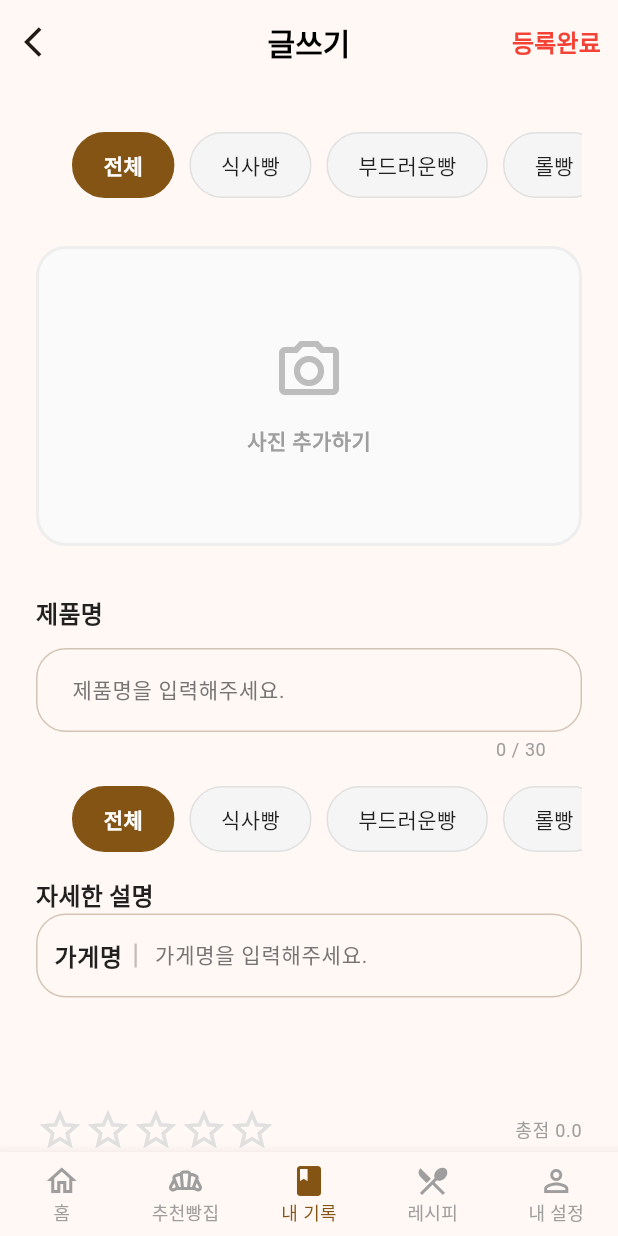
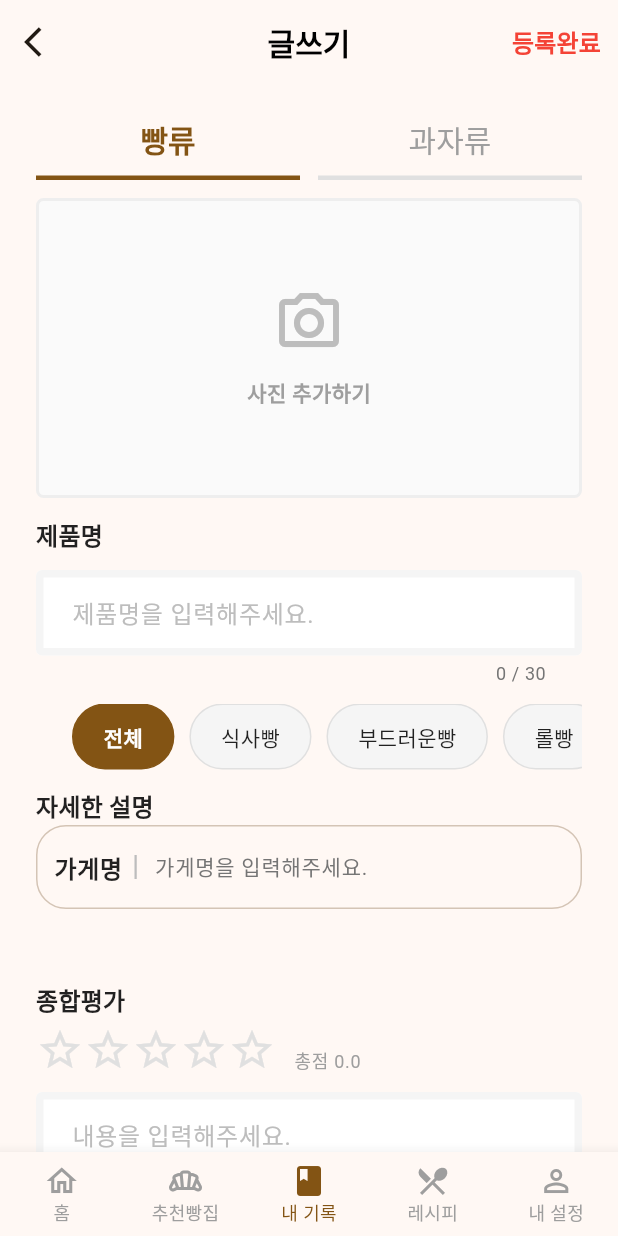
Before and after one commit to joohyelim1208/bread-road, a Flutter app: the WritePage screen opened directly, on a phone screen of 412 x 824 dp. Run offline on Flutter 3.47's test engine with Material 3 defaults, Android fonts, the phone set to English and light mode, and no system bars; Roboto replaces fonts that are missing (Pretendard).

Commit message:
feat: writePage 1번, 4번 구현

```diff
--- /dev/null
+++ b/lib/core/utils/input_decoration_util.dart
@@ -0,0 +1,42 @@
+import 'package:flutter/material.dart';
+
+class InputDecorationUtil {
+  static InputDecoration commonDecoration({
+    required BuildContext context,
+    required String hintText,
+    String? counterText,
+  }) {
+    // final textTheme = Theme.of(context).textTheme;
+    final colorScheme = Theme.of(context).colorScheme;
+
+    return InputDecoration(
+      hintText: hintText,
+      counterText: counterText,
+      filled: true,
+      fillColor: Colors.white,
+      // 기본상태
+      enabledBorder: OutlineInputBorder(
+        borderRadius: BorderRadius.circular(4),
+        borderSide: BorderSide(color: Colors.grey[100]!, width: 5),
+      ),
+      // 포커스 상태
+      focusedBorder: OutlineInputBorder(
+        borderRadius: BorderRadius.circular(4),
+        borderSide: BorderSide(color: colorScheme.primary, width: 5),
+      ),
+      // 에러발생 시
+      errorBorder: OutlineInputBorder(
+        borderRadius: BorderRadius.circular(4),
+        borderSide: BorderSide(color: colorScheme.error, width: 5),
+      ),
+      // 에러상황에서 선택했을 때
+      focusedErrorBorder: OutlineInputBorder(
+        borderRadius: BorderRadius.circular(4),
+        borderSide: BorderSide(color: colorScheme.error, width: 5),
+      ),
+
+      // 힌트텍스트 스타일
+      hintStyle: TextStyle(color: Colors.grey[400]),
+    );
+  }
+}
--- a/lib/ui/pages/write/write_page.dart
+++ b/lib/ui/pages/write/write_page.dart
@@ -1,4 +1,5 @@
 import 'package:bread_road/core/enum/write_category_type.dart';
+import 'package:bread_road/core/utils/input_decoration_util.dart';
 import 'package:bread_road/ui/widgets/app_bar_widget.dart';
 import 'package:flutter/material.dart';
 import 'package:bread_road/core/utils/validator_util.dart';
@@ -91,13 +92,13 @@ class _WritePageState extends State<WritePage> {
                 child: Column(
                   crossAxisAlignment: CrossAxisAlignment.start,
                   children: [
-                    const SizedBox(height: 32),
+                    const SizedBox(height: 12),
                     // 1. 빵류 / 과자류 선택 영역
-                    _buildCategorySelector(colorScheme, textTheme),
-                    const SizedBox(height: 32),
+                    _buildTypeSelector(colorScheme, textTheme),
+                    const SizedBox(height: 12),
                     // 2. 사진 추가 영역
                     _buildImagePickerArea(colorScheme, textTheme),
-                    const SizedBox(height: 32),
+                    const SizedBox(height: 12),
                     // 3. 내가 먹은 빵 (제품명) 입력 필드 영역
                     Text(
                       "제품명",
@@ -110,22 +111,18 @@ class _WritePageState extends State<WritePage> {
                       controller: _nameController,
                       onChanged: (value) => setState(() => _breadName = value),
                       maxLength: 30,
-                      decoration: InputDecoration(
+                      decoration: InputDecorationUtil.commonDecoration(
+                        context: context, // 현재의 유틸 테마를 불러옴
                         hintText: '제품명을 입력해주세요.',
                         counterText: "${_breadName.length} / 30",
-                        counterStyle: TextStyle(
-                          color: _breadName.length > 30
-                              ? Colors.red
-                              : Colors.grey,
-                        ),
                       ),
                       validator: ValidatorUtil.validatorBreadNameError,
                     ),
 
-                    const SizedBox(height: 16),
+                    const SizedBox(height: 12),
                     // 4. 카테고리 선택 (가로 스크롤)
                     _buildCategorySelector(colorScheme, textTheme),
-                    const SizedBox(height: 16),
+                    const SizedBox(height: 12),
 
                     Text(
                       "자세한 설명",
@@ -136,37 +133,35 @@ class _WritePageState extends State<WritePage> {
                     // 5. 가게명 입력 필드 영역. 하단에 위치표시 시군구
                     _buildBakeryNameField(colorScheme, textTheme),
 
-                    const SizedBox(height: 24),
+                    const SizedBox(height: 12),
 
                     // 6. 가격 추가 영역
-                    const SizedBox(height: 24),
+                    const SizedBox(height: 12),
 
-                    // 7. 시식여부 선택 영역. isDone
-                    const SizedBox(height: 24),
-                    // 8. 맛, 풍미, 향 식감 선택영역. 하나의 카드섹션으로 나눠야 하는지?
+                    // 7. 방문날짜 선택 영역
+                    const SizedBox(height: 12),
+                    // 8. 시식여부 선택 영역. isDone
+                    const SizedBox(height: 12),
+                    // 9. 맛, 풍미, 향 식감 선택영역. 하나의 카드섹션으로 나눠야 하는지?
 
-                    // 9. 별점 기능 영역
+                    // 10. 별점 기능 영역
                     _buildRatingBar(colorScheme, textTheme),
-                    const SizedBox(height: 32),
-                    // 10. 글쓰기 (내용)
-                    Text(
-                      "글쓰기",
-                      style: textTheme.titleMedium?.copyWith(
-                        fontWeight: FontWeight.bold,
-                      ),
-                    ),
                     const SizedBox(height: 12),
+                    // 11. 글쓰기 (내용) 입력창 높이 고정하고 내부에서 스크롤되게 하기
                     TextFormField(
                       controller: _contentController,
-                      maxLines: 100,
-                      decoration: const InputDecoration(
+                      minLines: 6,
+                      maxLines: 6,
+                      // 여러줄 입력
+                      keyboardType: TextInputType.multiline,
+                      decoration: InputDecorationUtil.commonDecoration(
+                        context: context,
                         hintText: '내용을 입력해주세요.',
-                        alignLabelWithHint: true,
                       ),
                     ),
 
-                    const SizedBox(height: 48),
-                    // 11. 저장하기 버튼
+                    const SizedBox(height: 12),
+                    // 12. 저장하기 버튼
                     SizedBox(
                       width: double.infinity,
                       height: 56,
@@ -192,7 +187,7 @@ class _WritePageState extends State<WritePage> {
                           backgroundColor: colorScheme.primary,
                           foregroundColor: colorScheme.onPrimary,
                           shape: RoundedRectangleBorder(
-                            borderRadius: BorderRadius.circular(16),
+                            borderRadius: BorderRadius.circular(5),
                           ),
                         ),
                         child: const Text(
@@ -222,39 +217,56 @@ class _WritePageState extends State<WritePage> {
     );
   }
 
-  // 1. 빵류 / 과자류 선택 영역 위젯
+  // 1. 빵류 / 과자류 선택 영역 위젯(대분류)
   Widget _buildTypeSelector(ColorScheme colorScheme, TextTheme textTheme) {
     return Row(
       mainAxisSize: MainAxisSize.min,
       children: [
-        _typeButton("빵류", WriteCategoryType.bread), // 텍스트테마 적용
+        _mainTypeButton(
+          "빵류",
+          WriteCategoryType.bread,
+          textTheme,
+          colorScheme,
+        ), // 텍스트테마 적용
         const SizedBox(width: 12),
-        _typeButton("과자류", WriteCategoryType.snack),
+        _mainTypeButton("과자류", WriteCategoryType.snack, textTheme, colorScheme),
       ],
     );
   }
 
-  Widget _typeButton(String label, WriteCategoryType type) {
+  Widget _mainTypeButton(
+    String label,
+    WriteCategoryType type,
+    TextTheme textTheme,
+    ColorScheme colorScheme,
+  ) {
     // 선택값 담아주기. 상단 버튼을 누르면 하단 리스트뷰의 리스트 자체가 바뀜!
     final isSelected = _currentType == type;
-    final textTheme = Theme.of(context).textTheme;
-    final colorScheme = Theme.of(context).colorScheme;
 
-    return GestureDetector(
+    return Expanded(
+      child: GestureDetector(
         onTap: () => setState(() {
           _currentType = type;
           _selectedCategory = "전체"; // 전체로 초기화 해주는 것이 중요!! 과자류에 없는 식사빵 선택 오류 방지
         }),
+        child: Container(
+          alignment: Alignment.center,
+          padding: const EdgeInsets.symmetric(vertical: 12),
+          decoration: BoxDecoration(
+            border: Border(
+              bottom: BorderSide(
+                color: isSelected ? colorScheme.primary : Colors.grey[300]!,
+                width: 3,
+              ),
+            ),
+          ),
           child: Text(
             label,
-        style: isSelected
-            ? textTheme.labelMedium?.copyWith(
-                fontWeight: FontWeight.bold,
-                color: colorScheme.primary,
-              )
-            : textTheme.labelMedium?.copyWith(
-                fontWeight: FontWeight.normal,
-                color: Colors.grey,
+            style: textTheme.titleLarge?.copyWith(
+              fontWeight: isSelected ? FontWeight.bold : FontWeight.normal,
+              color: isSelected ? colorScheme.primary : Colors.grey[500],
+            ),
+          ),
         ),
       ),
     );
@@ -267,13 +279,13 @@ class _WritePageState extends State<WritePage> {
         // 이미지 피커 호출 (나중에 추가)
         print("이미지 추가 클릭");
       },
-      borderRadius: BorderRadius.circular(20),
+      borderRadius: BorderRadius.circular(5),
       child: Container(
         width: double.infinity,
         height: 200,
         decoration: BoxDecoration(
           color: Colors.grey[50],
-          borderRadius: BorderRadius.circular(20),
+          borderRadius: BorderRadius.circular(5),
           border: Border.all(color: Colors.grey[200]!, width: 2),
         ),
         child: Column(
@@ -296,6 +308,7 @@ class _WritePageState extends State<WritePage> {
 
   // 4. 카테고리 선택 위젯. 내정보에서도 변경 가능하고, 프로필 등록 후 셀렉트 페이지에서도 먼저 설정하고 들어올 수 있음!
   // 빵류 / 과자류 분기처리
+  // (우측으로 스와이핑 한 경우 오른쪽으로 밀리고 제자리로 돌아가지 않는 문제)
   Widget _buildCategorySelector(ColorScheme colorScheme, TextTheme textTheme) {
     return SizedBox(
       height: 44,
@@ -361,14 +374,25 @@ class _WritePageState extends State<WritePage> {
   }
   // 6. 가격 추가 영역 위젯
 
-  // 7. 시식여부 선택영역 위젯
+  // 7. 방문날짜 선택영역 위젯
 
-  // 8. 맛, 풍미, 향, 식김 선택영역 위젯
+  // 8. 시식여부 선택영역 위젯
 
-  // 9. 별점 위젯. 별점 옆에 '총점0.0' 실시간 반영하기
+  // 9. 맛, 풍미, 향, 식김 선택영역 위젯
+
+  // 10. 별점 위젯. 별점 옆에 '총점0.0' 실시간 반영하기
   Widget _buildRatingBar(ColorScheme colorScheme, TextTheme textTheme) {
-    return Row(
-      mainAxisAlignment: MainAxisAlignment.spaceBetween,
+    return Column(
+      crossAxisAlignment: CrossAxisAlignment.start,
+      children: [
+        Text(
+          "종합평가",
+          style: textTheme.titleMedium?.copyWith(fontWeight: FontWeight.bold),
+        ),
+        const SizedBox(height: 6),
+        Row(
+          mainAxisAlignment: MainAxisAlignment.start,
+          crossAxisAlignment: CrossAxisAlignment.end, // 하단정렬
           children: [
             Row(
               mainAxisSize: MainAxisSize.min,
@@ -387,8 +411,10 @@ class _WritePageState extends State<WritePage> {
                 );
               }),
             ),
+            const SizedBox(width: 12),
             // 실시간 총점표시
             Text(
+              // double타입인 레이팅을 소수점 첫재짜리까지만 표기하기
               "총점 ${_rating.toStringAsFixed(1)}",
               style: textTheme.labelSmall?.copyWith(
                 fontWeight: FontWeight.normal,
@@ -396,6 +422,8 @@ class _WritePageState extends State<WritePage> {
               ),
             ),
           ],
+        ),
+      ],
     );
   }
 }
```
Lines whose indentation alone changed are shown as unchanged.
